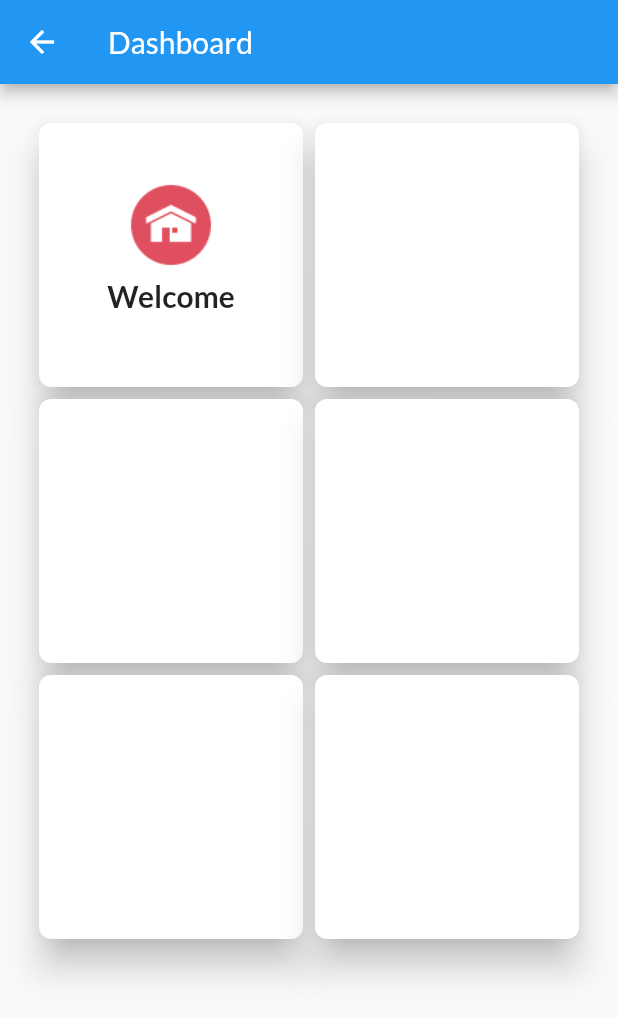
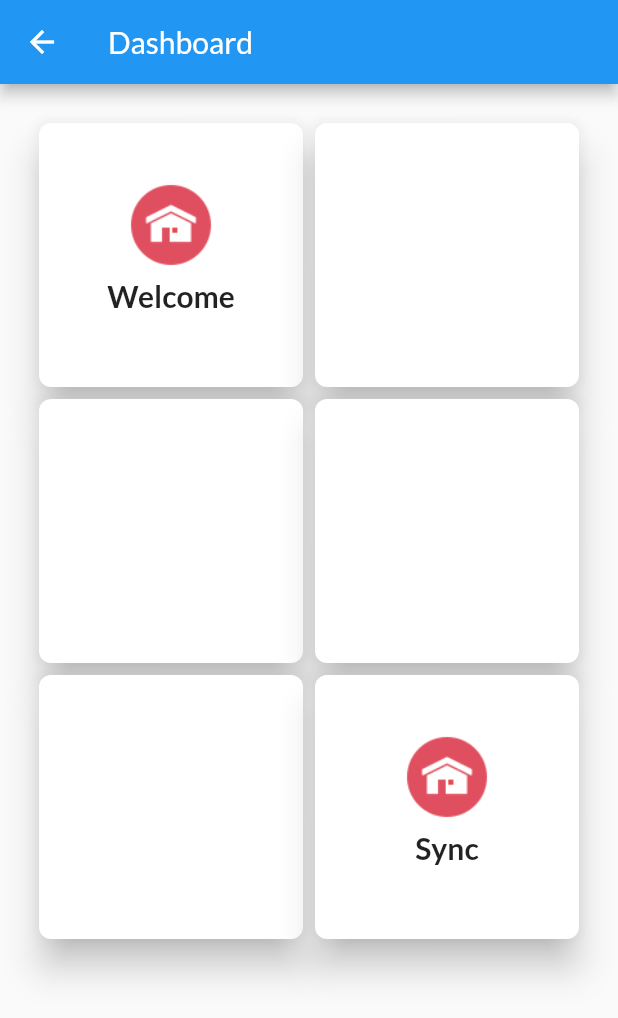
Before and after one commit to rahat14/EPB_POS_FLUTTER, a Flutter app: the HomePage screen opened directly, on a phone screen of 412 x 824 dp. Shown: the top 1018 px of the screen. Run offline on Flutter 3.47's test engine with Material 2 defaults, Android fonts, the phone set to English and light mode, and no system bars; our stand-ins replace drift, get, google_fonts; accounts and stored records are empty; generated files the repository leaves out were written again.

Commit message:
some feature

```diff
--- a/lib/main.dart
+++ b/lib/main.dart
@@ -1,5 +1,4 @@
 import 'package:epb_pos_flutter/pages/home_page.dart';
-import 'package:epb_pos_flutter/pages/pos_page.dart';
 import 'package:flutter/material.dart';
 import 'package:google_fonts/google_fonts.dart';
 
@@ -31,7 +30,7 @@ class MyApp extends StatelessWidget {
           textTheme: GoogleFonts.latoTextTheme(Theme.of(context).textTheme)),
       // home: const MyHomePage(title: 'Flutter Demo Home Page'),
       initialRoute: "/home",
-      routes: {"/home": (context) =>  PosPage()},
+      routes: {"/home": (context) => HomePage()},
     );
   }
 }
--- a/lib/pages/home_page.dart
+++ b/lib/pages/home_page.dart
@@ -1,12 +1,12 @@
-
+import 'package:epb_pos_flutter/controllers/online_sync_controller.dart';
 import 'package:flutter/material.dart';
+import 'package:get/get.dart';
 
 class HomePage extends StatelessWidget {
-  const HomePage({Key? key}) : super(key: key);
-
+  final onlineSync = Get.put(SyncController());
   @override
   Widget build(BuildContext context) {
-    return  Scaffold(
+    return Scaffold(
       appBar: AppBar(
         title: const Text("Dashboard"),
       ),
@@ -23,25 +23,26 @@ class HomePage extends StatelessWidget {
               height: 200,
               width: 200,
               child: InkWell(
-                    onTap: ()=>  print("i am clicked"),
+                onTap: () => print("i am clicked"),
                 child: Column(
                   mainAxisAlignment: MainAxisAlignment.center,
                   crossAxisAlignment: CrossAxisAlignment.center,
                   children: [
                     Container(
                       alignment: Alignment.center,
-                         child:  Image.asset(
+                      child: Image.asset(
                         "assets/images/icon.png",
                         fit: BoxFit.cover,
                         height: 55,
                         width: 55,
-                         ) ,
+                      ),
                     ),
                     const Padding(
                       padding: EdgeInsets.all(8.0),
-                          child: Text("Welcome" , style: TextStyle(
-                            fontSize: 20 ,
-                            fontWeight: FontWeight.bold ,
+                      child: Text("Welcome",
+                          style: TextStyle(
+                            fontSize: 20,
+                            fontWeight: FontWeight.bold,
                           )),
                     )
                   ],
@@ -89,14 +90,35 @@ class HomePage extends StatelessWidget {
             elevation: 10,
             shape: RoundedRectangleBorder(
                 borderRadius: BorderRadius.all(Radius.circular(8))),
-              child: SizedBox(
-                height: 200,
-                width: 200,
+            child:InkWell(
+              onTap: () =>onlineSync.downloadProductsData(),
+              child: Column(
+                mainAxisAlignment: MainAxisAlignment.center,
+                crossAxisAlignment: CrossAxisAlignment.center,
+                children: [
+                  Container(
+                    alignment: Alignment.center,
+                    child: Image.asset(
+                      "assets/images/icon.png",
+                      fit: BoxFit.cover,
+                      height: 55,
+                      width: 55,
+                    ),
+                  ),
+                  const Padding(
+                    padding: EdgeInsets.all(8.0),
+                    child: Text("Sync",
+                        style: TextStyle(
+                          fontSize: 20,
+                          fontWeight: FontWeight.bold,
+                        )),
+                  )
+                ],
+              ),
             ),
           ),
         ],
       ),
     );
-
   }
 }
--- /dev/null
+++ b/lib/services/remote_services.dart
@@ -0,0 +1,20 @@
+import 'package:epb_pos_flutter/models/product_models.dart';
+import 'package:http/http.dart' as http;
+
+class RemoteServices {
+  static const _authority = "www.demo.easyposbd.com";
+  static const _path = "/EasyPOSBD_API/items";
+  static const _params = {};
+
+  static var client = http.Client();
+
+ static Future<List<Items>?> fetchProducts() async {
+    var response = await client.get(Uri.https(_authority, _path));
+    if (response.statusCode == 200) {
+      var jsonString = response.body;
+      return ProductModels.fromJson(jsonString).items;
+    } else {
+      return null;
+    }
+  }
+}
```
Also changed, not shown: lib/controllers/online_sync_controller.dart (+9 -5 lines), lib/models/product_models.dart (+11 -45 lines). Lines whose indentation alone changed are shown as unchanged.
